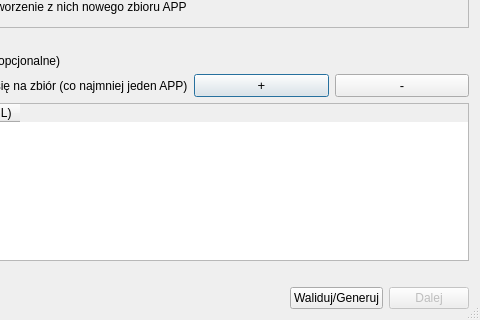
First picture: the form in modules/app/views/ui/zbior_przygotowanie_dialog_base.ui, repository envirosolutionspl/wtyczka_qgis_app, before the edit; both pictures show x 192 to 672 and y 87 to 407 of the 672 by 407 pixel window.
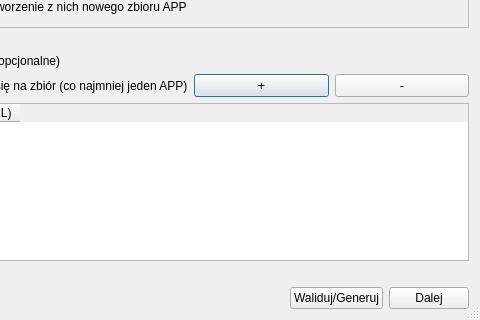
Second picture: the form after the edit. Custom widgets are drawn as their Qt base class.

Commit message: Interactive windows

What changed in the file:
```diff
--- a/modules/app/views/ui/zbior_przygotowanie_dialog_base.ui
+++ b/modules/app/views/ui/zbior_przygotowanie_dialog_base.ui
@@ -215,7 +215,7 @@
        <item>
         <widget class="QPushButton" name="next_btn">
          <property name="enabled">
-          <bool>false</bool>
+          <bool>true</bool>
          </property>
          <property name="text">
           <string>Dalej</string>
```
Left out of the diff: 4 changed lines with no effect on the pictures. The commit also changes 5 other files.
